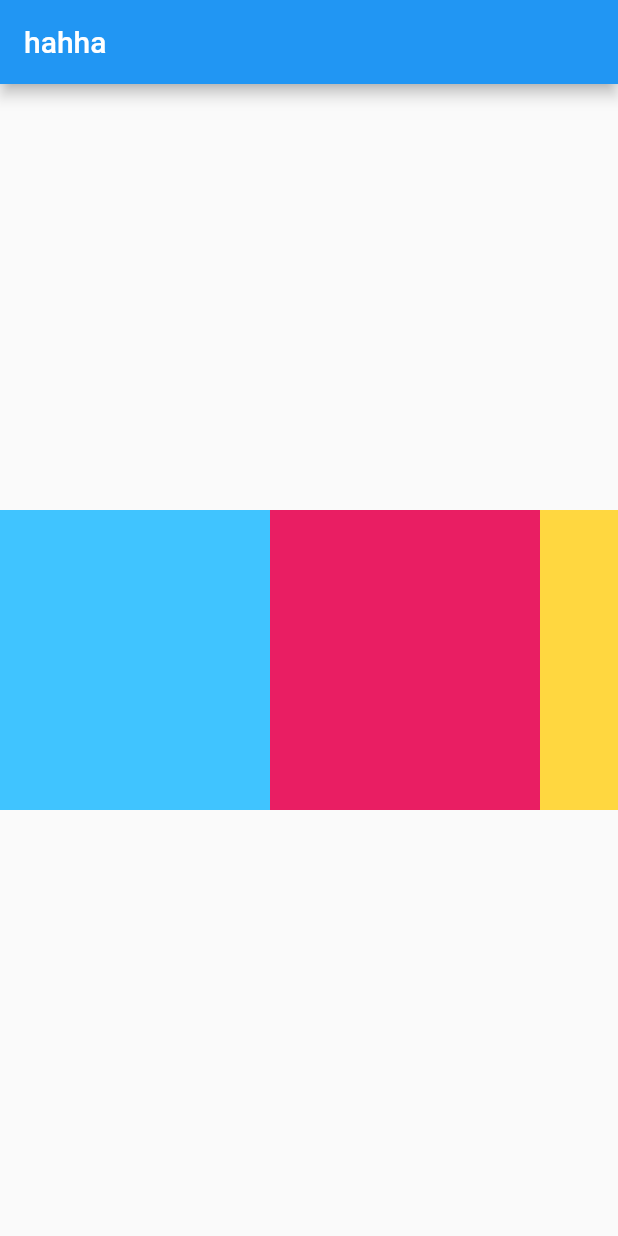
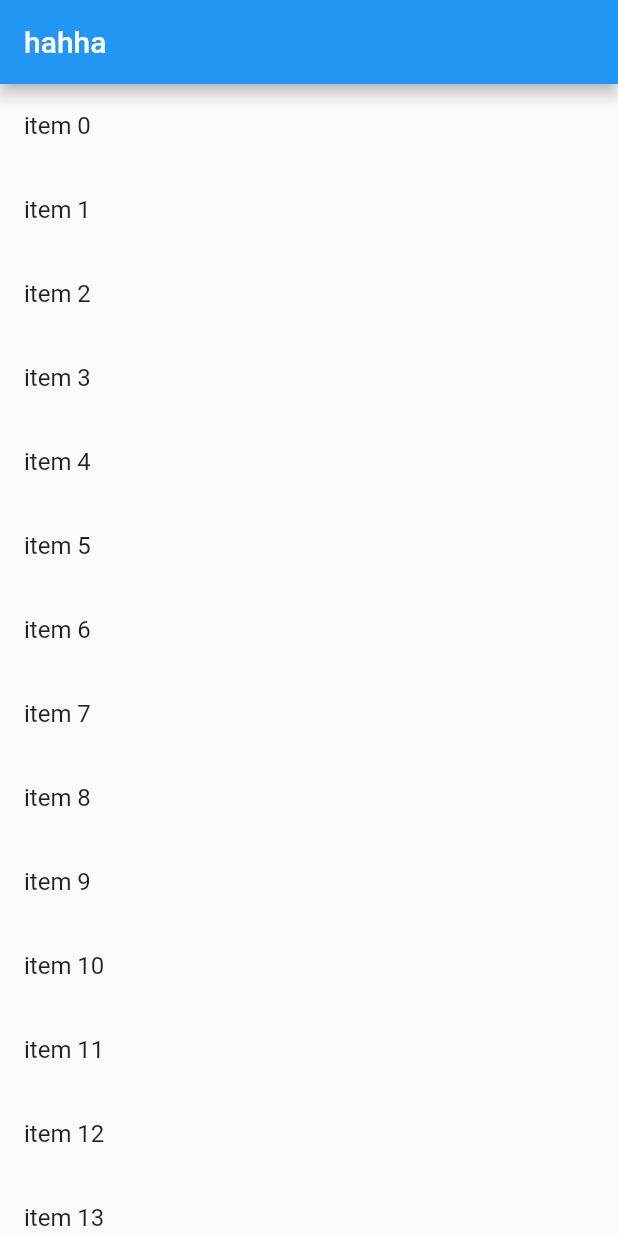
Before and after one commit to inklife/note, a Flutter app: the screen it shows after launch, on a phone screen of 412 x 824 dp. Run offline on Flutter 3.47's test engine with Material 2 defaults, Android fonts, the phone set to English and light mode, and no system bars.

Commit message:
Learning ListView Part Three

```diff
--- a/lib/main.dart
+++ b/lib/main.dart
@@ -1,10 +1,17 @@
 import 'package:flutter/material.dart';
 
 main(List<String> args) {
-  runApp(MyApp());
+  runApp(MyApp(
+    items: new List<String>.generate(100, (i) => "item $i")
+  ));
 }
 
 class MyApp extends StatelessWidget {
+
+  final List<String> items;
+
+  MyApp({Key key, @required this.items}):super(key:key);
+
   @override
   Widget build(BuildContext context) {
     return MaterialApp(
@@ -12,39 +19,15 @@ class MyApp extends StatelessWidget {
       home: Scaffold(
           appBar: new AppBar(title: new Text('hahha')),
           body: Center(
-            child: Container(
-              height: 200.0,
-              // alignment: Alignment.topLeft,
-              child: new MyList(),
-            ),
+            child: new ListView.builder(
+              itemCount: items.length,
+              itemBuilder: (context, index) {
+                return new ListTile(
+                  title: new Text(items[index]),
+                );
+              },
+            )
           )),
     );
   }
 }
-
-class MyList extends StatelessWidget {
-  @override
-  Widget build(BuildContext context) {
-    return new ListView(
-      scrollDirection: Axis.horizontal,
-      children: <Widget>[
-        Container(
-          width: 180.0,
-          color: Colors.lightBlueAccent,
-        ),
-        Container(
-          width: 180.0,
-          color: Colors.pink,
-        ),
-        Container(
-          width: 180.0,
-          color: Colors.amberAccent,
-        ),
-        Container(
-          width: 180.0,
-          color: Colors.greenAccent,
-        ),
-      ],
-    );
-  }
-}
```
